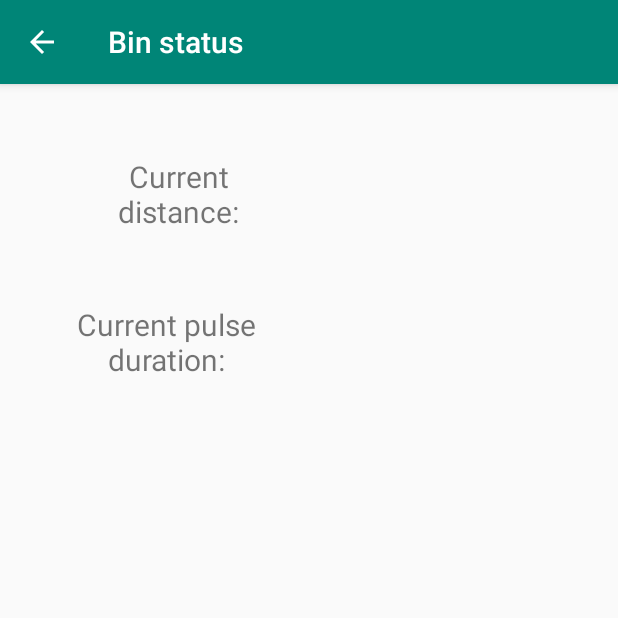
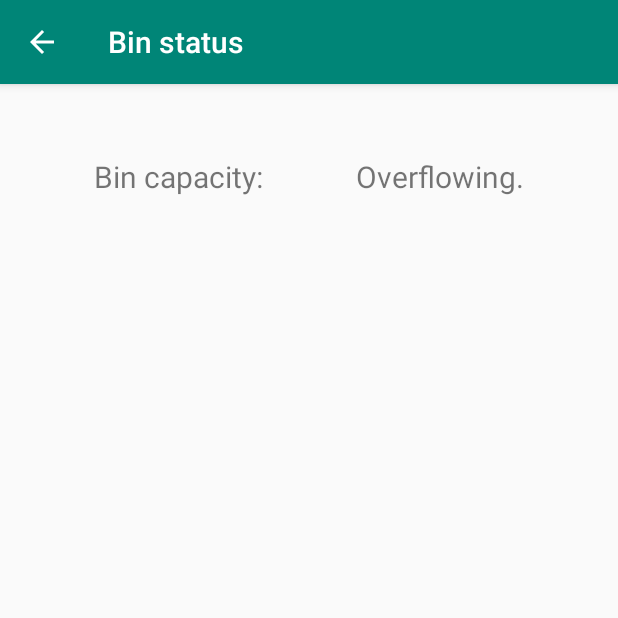
Before and after one commit to dunker4o/smart-bin, an Android app: the BinStatus screen opened directly, with no data from a screen before it, on a phone screen of 412 x 824 dp, the top half of it. Run offline under Robolectric (Android 15) with nearby library versions, the phone set to English and light mode, and no system bars; network calls fail; 3 statements that could not run were skipped.

Commit message:
Bin app now succesfully displays how full is the bin. It also has the option of displaying debug information (readings). Works ok. TODO: Add percentage field.

```diff
--- a/BinmeterApp/app/build.gradle
+++ b/BinmeterApp/app/build.gradle
@@ -23,6 +23,7 @@ dependencies {
     implementation 'com.android.support:appcompat-v7:28.0.0'
     implementation 'com.android.support.constraint:constraint-layout:1.1.3'
     implementation 'com.android.support:support-v4:28.0.0'
+    implementation 'com.android.support:design:28.0.0'
     testImplementation 'junit:junit:4.12'
     androidTestImplementation 'com.android.support.test:runner:1.0.2'
     androidTestImplementation 'com.android.support.test.espresso:espresso-core:3.0.2'
--- a/BinmeterApp/app/src/main/java/com/dst/glasgow/binmeter/BinStatus.java
+++ b/BinmeterApp/app/src/main/java/com/dst/glasgow/binmeter/BinStatus.java
@@ -3,6 +3,8 @@ package com.dst.glasgow.binmeter;
 import android.content.SharedPreferences;
 import android.support.v7.app.AppCompatActivity;
 import android.os.Bundle;
+import android.view.View;
+import android.widget.LinearLayout;
 import android.widget.TextView;
 import android.preference.PreferenceManager;
 
@@ -12,6 +14,7 @@ public class BinStatus extends AppCompatActivity {
 
     public String binURL;
     private SharedPreferences prefs;
+    private double currentDistance;
 
     public void setIP(String url){
         binURL = "http://" + url;
@@ -24,6 +27,14 @@ public class BinStatus extends AppCompatActivity {
 
         prefs = PreferenceManager.getDefaultSharedPreferences(this);
         setIP(prefs.getString("bin_url", "192.168.4.1"));
+
+        if(prefs.getBoolean("display_debug_info", false) == false){
+            LinearLayout durationLayout = (LinearLayout) findViewById(R.id.duration_layout);
+            durationLayout.setVisibility(View.GONE);
+
+            LinearLayout distanceLayout = (LinearLayout) findViewById(R.id.distance_layout);
+            distanceLayout.setVisibility(View.GONE);
+        }
 
         Thread scrapeThread = new Thread(new Runnable() {
             @Override
@@ -44,11 +55,29 @@ public class BinStatus extends AppCompatActivity {
                     runOnUiThread(new Runnable() {
                         @Override
                         public void run() {
+                            currentDistance = Double.parseDouble(scrap.getDistance());
+
                             TextView durationView = (TextView) findViewById(R.id.duration_val);
                             durationView.setText(scrap.getDuration());
 
                             TextView distanceView = (TextView) findViewById(R.id.distance_val);
                             distanceView.setText(scrap.getDistance());
+
+                            TextView capacityView = (TextView) findViewById(R.id.bin_cap);
+                            if(currentDistance > 50){
+                                capacityView.setText("Empty.");
+                            }else if(currentDistance > 34){
+                                capacityView.setText("Barely anything in it.");
+                            }else if(currentDistance > 23){
+                                capacityView.setText("Halfway full.");
+                            }else if(currentDistance > 11){
+                                capacityView.setText("Almost full.");
+                            } else if (currentDistance > 5) {
+                                capacityView.setText("FULL!");
+                            } else{
+                                capacityView.setText("Overflowing.");
+                            }
+
                         }
                     });
 
--- a/BinmeterApp/app/src/main/java/com/dst/glasgow/binmeter/MainActivity.java
+++ b/BinmeterApp/app/src/main/java/com/dst/glasgow/binmeter/MainActivity.java
@@ -23,4 +23,9 @@ public class MainActivity extends AppCompatActivity {
         startActivity(intent);
     }
 
+    public void showAbout(View view){
+        Intent intent = new Intent(this, AboutActivity.class);
+        startActivity(intent);
+    }
+
 }
--- a/BinmeterApp/app/src/main/res/layout/activity_bin_status.xml
+++ b/BinmeterApp/app/src/main/res/layout/activity_bin_status.xml
@@ -27,6 +27,35 @@
             android:orientation="horizontal">
 
             <TextView
+                android:id="@+id/textView3"
+                android:layout_width="match_parent"
+                android:layout_height="wrap_content"
+                android:layout_margin="16dp"
+                android:layout_weight="0.5"
+                android:gravity="center"
+                android:text="Bin capacity:"
+                android:textSize="20sp" />
+
+            <TextView
+                android:id="@+id/bin_cap"
+                android:layout_width="match_parent"
+                android:layout_height="wrap_content"
+                android:layout_margin="16dp"
+                android:layout_weight="0.5"
+                android:gravity="center"
+                android:textSize="20sp" />
+
+        </LinearLayout>
+
+        <LinearLayout
+            android:id="@+id/distance_layout"
+            android:layout_width="match_parent"
+            android:layout_height="wrap_content"
+            android:layout_margin="16dp"
+            android:gravity="center_vertical"
+            android:orientation="horizontal">
+
+            <TextView
                 android:id="@+id/textView2"
                 android:layout_width="match_parent"
                 android:layout_height="wrap_content"
@@ -47,8 +76,10 @@
         </LinearLayout>
 
         <LinearLayout
+            android:id="@+id/duration_layout"
             android:layout_width="match_parent"
             android:layout_height="wrap_content"
+            android:layout_margin="16dp"
             android:gravity="center_vertical"
             android:orientation="horizontal">
 
--- a/BinmeterApp/app/src/main/res/layout/activity_main.xml
+++ b/BinmeterApp/app/src/main/res/layout/activity_main.xml
@@ -47,6 +47,7 @@
             android:layout_margin="16dp"
             android:layout_marginTop="16dp"
             android:layout_marginBottom="16dp"
+            android:onClick="showAbout"
             android:text="@string/about" />
     </LinearLayout>
 
--- /dev/null
+++ b/BinmeterApp/app/src/main/res/values/dimens.xml
@@ -0,0 +1,5 @@
+<resources>
+    <dimen name="app_bar_height">180dp</dimen>
+    <dimen name="fab_margin">16dp</dimen>
+    <dimen name="text_margin">16dp</dimen>
+</resources>
--- a/BinmeterApp/app/src/main/res/values/styles.xml
+++ b/BinmeterApp/app/src/main/res/values/styles.xml
@@ -8,4 +8,13 @@
         <item name="colorAccent">@color/colorAccent</item>
     </style>
 
+    <style name="AppTheme.NoActionBar">
+        <item name="windowActionBar">false</item>
+        <item name="windowNoTitle">true</item>
+    </style>
+
+    <style name="AppTheme.AppBarOverlay" parent="ThemeOverlay.AppCompat.Dark.ActionBar" />
+
+    <style name="AppTheme.PopupOverlay" parent="ThemeOverlay.AppCompat.Light" />
+
 </resources>
--- a/BinmeterApp/app/src/main/res/xml/pref_general.xml
+++ b/BinmeterApp/app/src/main/res/xml/pref_general.xml
@@ -26,6 +26,12 @@
         android:singleLine="false"
         android:title="@string/pref_title_bin_url" />
 
+    <SwitchPreference
+        android:defaultValue="false"
+        android:key="display_debug_info"
+        android:title="@string/pref_title_display_debug" />
+
+
     <!-- NOTE: Hide buttons to simplify the UI. Users can touch outside the dialog to
          dismiss it. -->
     <!-- NOTE: ListPreference's summary should be set to its value by the activity code. -->
```
Also changed, not shown: BinmeterApp/app/src/main/AndroidManifest.xml (+10 -1 lines), BinmeterApp/app/src/main/java/com/dst/glasgow/binmeter/AboutActivity.java (added, +40 -0 lines), BinmeterApp/app/src/main/res/layout/activity_about.xml (added, +47 -0 lines), BinmeterApp/app/src/main/res/layout/content_about.xml (added, +18 -0 lines), BinmeterApp/app/src/main/res/menu/menu_about.xml (added, +10 -0 lines), BinmeterApp/app/src/main/res/values/strings.xml (+36 -0 lines).
